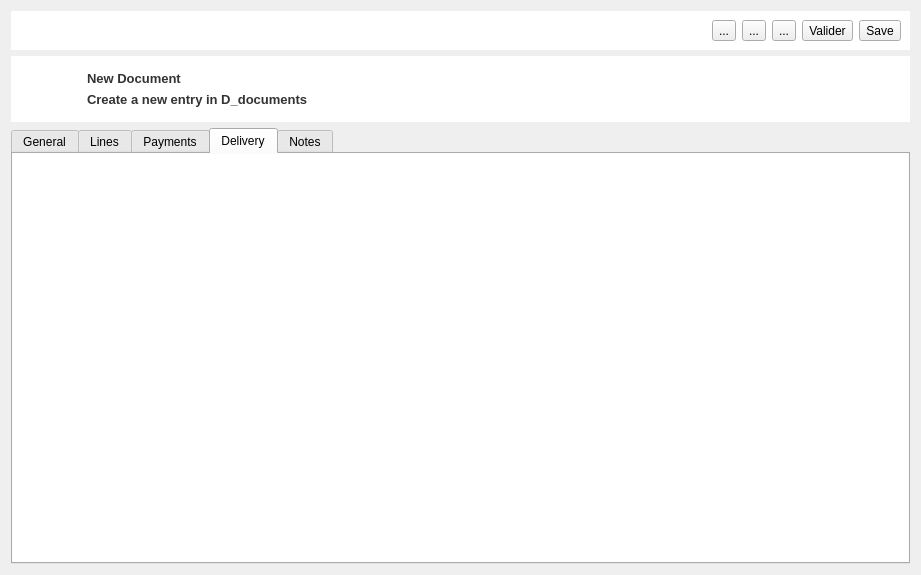
Qt form modules/ventes/nouveau_document.ui (lak-barmajyat/AZENZ-Commercial) before a commit.
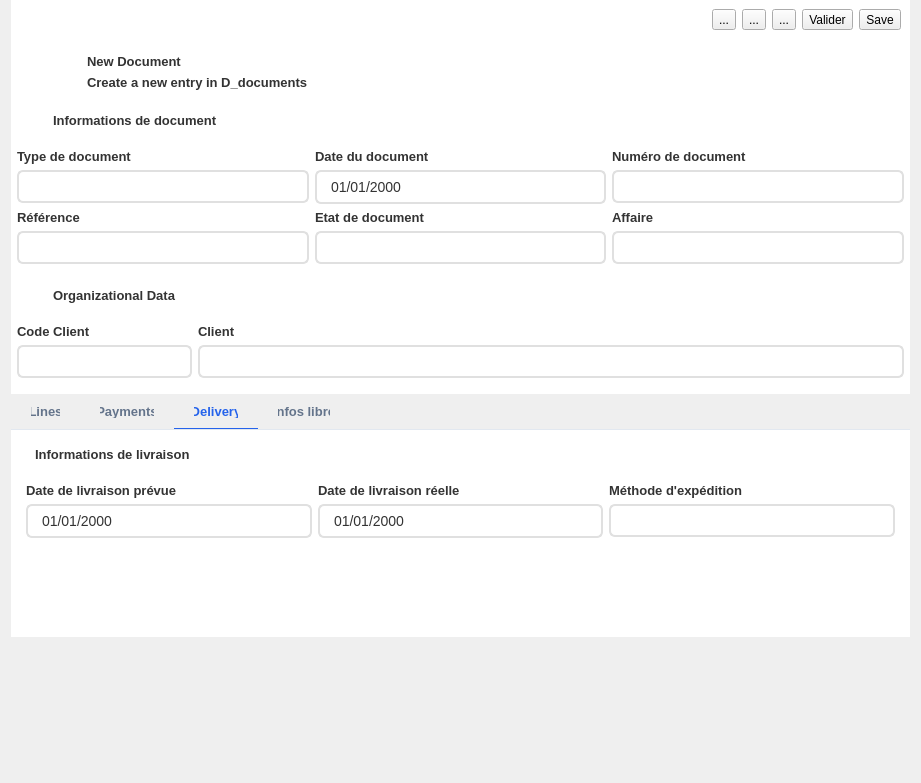
The same form after that commit. The open tabs and pages were chosen to show the change. Icons and pictures are not drawn. Custom widgets are drawn as their Qt base class.

Commit message: nouveau doc'

The edit to the form file:
```diff
--- a/modules/ventes/nouveau_document.ui
+++ b/modules/ventes/nouveau_document.ui
@@ -7,7 +7,7 @@
     <x>0</x>
     <y>0</y>
     <width>921</width>
-    <height>575</height>
+    <height>783</height>
    </rect>
   </property>
   <property name="windowTitle">
@@ -297,7 +297,7 @@
 
 QFrame[class=&quot;card&quot;] {
     background-color: #ffffff;
-    border: 1px solid #eaebf0; /* Soft gray border */
+    border: 2px solid #e2e3e8; /* Soft gray border */
     border-radius: 12px;
 }
 
@@ -557,9 +557,64 @@
     border-bottom-right-radius: 0px;
     border-bottom: 1px solid #e2e8f0; /* Subtle bottom separator line */
 }
+
+
+/* ====================================================
+   1. THE TAB PANE (The container holding the content)
+==================================================== */
+QTabWidget::pane {
+    border: none;                     /* Removes the harsh default box */
+    border-top: 1px solid #e2e8f0;    /* Creates the continuous horizontal line under the tabs */
+    background: transparent;          /* Lets your main background color show through */
+}
+
+/* ====================================================
+   2. THE TABS (Default/Inactive State)
+==================================================== */
+QTabBar::tab {
+    background: transparent;
+    color: #64748b;                   /* Muted slate-gray text */
+    font-size: 13px;
+    font-weight: 500;
+    padding: 10px 20px;               /* Breathing room around the text */
+    border-bottom: 2px solid transparent; /* Invisible border to reserve space */
+    
+    /* CRUCIAL TRICK: Pulls the tab down 1px so its bottom border 
+       perfectly overlaps the pane's top border line */
+    margin-bottom: -1px;              
+}
+
+/* ====================================================
+   3. THE HOVER STATE (When mouse is over an inactive tab)
+==================================================== */
+QTabBar::tab:hover:!selected {
+    color: #1e293b;                   /* Darkens the text */
+    border-bottom: 2px solid #cbd5e1; /* Shows a subtle gray underline preview */
+}
+
+/* ====================================================
+   4. THE SELECTED STATE (The active tab)
+==================================================== */
+QTabBar::tab:selected {
+    color: #2563eb;                   /* Your vibrant primary blue */
+    border-bottom: 2px solid #2563eb; /* The thick blue active underline */
+}
+
+/* Optional: Remove the dotted focus outline when clicked */
+QTabBar:focus {
+    outline: none;
+}
+
+
 </string>
   </property>
   <layout class="QVBoxLayout" name="verticalLayout">
+   <property name="spacing">
+    <number>0</number>
+   </property>
+   <property name="topMargin">
+    <number>0</number>
+   </property>
    <item>
     <widget class="QFrame" name="frame_5">
      <property name="frameShape">
@@ -725,22 +780,6 @@
     </widget>
    </item>
    <item>
-    <widget class="QTabWidget" name="tabWidget">
-     <property name="currentIndex">
-      <number>3</number>
-     </property>
-     <property name="iconSize">
-      <size>
-       <width>16</width>
-       <height>16</height>
-      </size>
-     </property>
-     <widget class="QWidget" name="tab">
-      <attribute name="title">
-       <string>General</string>
-      </attribute>
-      <layout class="QVBoxLayout" name="verticalLayout_2">
-       <item>
         <widget class="QFrame" name="frame">
          <property name="sizePolicy">
           <sizepolicy hsizetype="Preferred" vsizetype="Maximum">
@@ -768,7 +807,7 @@
            <number>0</number>
           </property>
           <property name="bottomMargin">
-           <number>20</number>
+       <number>10</number>
           </property>
           <item>
            <widget class="QFrame" name="frame_2">
@@ -835,7 +874,7 @@
            </widget>
           </item>
           <item>
-           <layout class="QGridLayout" name="gridLayout">
+       <layout class="QGridLayout" name="gridLayout" rowstretch="0,0,0,0">
             <property name="leftMargin">
              <number>6</number>
             </property>
@@ -848,36 +887,25 @@
             <property name="bottomMargin">
              <number>6</number>
             </property>
-            <item row="0" column="0">
-             <widget class="QLabel" name="label">
-              <property name="text">
-               <string>Type de document</string>
-              </property>
-             </widget>
-            </item>
-            <item row="2" column="1">
-             <widget class="QLabel" name="label_5">
-              <property name="text">
-               <string>Numéro de référence</string>
-              </property>
-             </widget>
-            </item>
-            <item row="2" column="0">
-             <widget class="QLabel" name="label_3">
-              <property name="text">
-               <string>Date du document</string>
-              </property>
-             </widget>
-            </item>
-            <item row="0" column="1">
+        <item row="0" column="2">
              <widget class="QLabel" name="label_4">
               <property name="text">
                <string>Numéro de document</string>
               </property>
              </widget>
             </item>
+        <item row="3" column="2">
+         <widget class="QLineEdit" name="AffaireEntry"/>
+        </item>
+        <item row="0" column="1">
+         <widget class="QLabel" name="label_3">
+          <property name="text">
+           <string>Date du document</string>
+          </property>
+         </widget>
+        </item>
             <item row="1" column="0">
-             <widget class="QComboBox" name="comboBox">
+         <widget class="QComboBox" name="TypeDocComboBox">
               <property name="sizePolicy">
                <sizepolicy hsizetype="Expanding" vsizetype="Fixed">
                 <horstretch>0</horstretch>
@@ -886,8 +914,8 @@
               </property>
              </widget>
             </item>
-            <item row="3" column="0">
-             <widget class="QDateEdit" name="dateEdit">
+        <item row="1" column="1">
+         <widget class="QDateEdit" name="DateDocDateEdit">
               <property name="sizePolicy">
                <sizepolicy hsizetype="Expanding" vsizetype="Fixed">
                 <horstretch>0</horstretch>
@@ -902,11 +930,49 @@
               </property>
              </widget>
             </item>
+        <item row="3" column="0">
+         <widget class="QLineEdit" name="ReferenceEntry"/>
+        </item>
+        <item row="2" column="0">
+         <widget class="QLabel" name="label_5">
+          <property name="text">
+           <string>Référence</string>
+          </property>
+         </widget>
+        </item>
+        <item row="1" column="2">
+         <widget class="QLineEdit" name="NumeroDocEntry"/>
+        </item>
+        <item row="0" column="0">
+         <widget class="QLabel" name="label">
+          <property name="text">
+           <string>Type de document</string>
+          </property>
+         </widget>
+        </item>
+        <item row="2" column="1">
+         <widget class="QLabel" name="label_11">
+          <property name="text">
+           <string>Etat de document</string>
+          </property>
+         </widget>
+        </item>
+        <item row="2" column="2">
+         <widget class="QLabel" name="label_12">
+          <property name="text">
+           <string>Affaire</string>
+          </property>
+         </widget>
+        </item>
             <item row="3" column="1">
-             <widget class="QLineEdit" name="lineEdit"/>
-            </item>
-            <item row="1" column="1">
-             <widget class="QLineEdit" name="lineEdit_2"/>
+         <widget class="QComboBox" name="TypeDocComboBox_2">
+          <property name="sizePolicy">
+           <sizepolicy hsizetype="Expanding" vsizetype="Fixed">
+            <horstretch>0</horstretch>
+            <verstretch>0</verstretch>
+           </sizepolicy>
+          </property>
+         </widget>
             </item>
            </layout>
           </item>
@@ -941,7 +1007,7 @@
            <number>0</number>
           </property>
           <property name="bottomMargin">
-           <number>20</number>
+       <number>10</number>
           </property>
           <item>
            <widget class="QFrame" name="frame_4">
@@ -1008,7 +1074,7 @@
            </widget>
           </item>
           <item>
-           <layout class="QGridLayout" name="gridLayout_2">
+       <layout class="QGridLayout" name="gridLayout_2" columnstretch="0,0,0">
             <property name="leftMargin">
              <number>6</number>
             </property>
@@ -1021,47 +1087,30 @@
             <property name="bottomMargin">
              <number>6</number>
             </property>
-            <item row="0" column="0">
-             <widget class="QLabel" name="label_8">
-              <property name="text">
-               <string>Code Client</string>
-              </property>
-             </widget>
-            </item>
-            <item row="0" column="1">
+        <item row="0" column="2">
              <widget class="QLabel" name="label_13">
               <property name="text">
                <string>Client</string>
               </property>
              </widget>
             </item>
-            <item row="1" column="1">
-             <widget class="QComboBox" name="comboBox_5">
-              <property name="sizePolicy">
-               <sizepolicy hsizetype="Expanding" vsizetype="Fixed">
-                <horstretch>0</horstretch>
-                <verstretch>0</verstretch>
-               </sizepolicy>
-              </property>
-             </widget>
-            </item>
-            <item row="1" column="0">
-             <widget class="QComboBox" name="comboBox_3">
-              <property name="sizePolicy">
-               <sizepolicy hsizetype="Expanding" vsizetype="Fixed">
-                <horstretch>0</horstretch>
-                <verstretch>0</verstretch>
-               </sizepolicy>
-              </property>
-             </widget>
-            </item>
             <item row="1" column="2">
-             <widget class="QLineEdit" name="lineEdit_4"/>
-            </item>
-            <item row="0" column="2">
-             <widget class="QLabel" name="label_11">
+         <widget class="SearchLineEdit" name="ClientEntry"/>
+        </item>
+        <item row="1" column="1">
+         <widget class="QLineEdit" name="CodeClientEntry">
+          <property name="maximumSize">
+           <size>
+            <width>175</width>
+            <height>16777215</height>
+           </size>
+          </property>
+         </widget>
+        </item>
+        <item row="0" column="1">
+         <widget class="QLabel" name="label_8">
               <property name="text">
-               <string>ICE</string>
+           <string>Code Client</string>
               </property>
              </widget>
             </item>
@@ -1071,27 +1120,51 @@
         </widget>
        </item>
        <item>
-        <spacer name="verticalSpacer">
-         <property name="orientation">
-          <enum>Qt::Vertical</enum>
-         </property>
-         <property name="sizeHint" stdset="0">
+    <widget class="QTabWidget" name="tabWidget">
+     <property name="tabPosition">
+      <enum>QTabWidget::North</enum>
+     </property>
+     <property name="tabShape">
+      <enum>QTabWidget::Rounded</enum>
+     </property>
+     <property name="currentIndex">
+      <number>3</number>
+     </property>
+     <property name="iconSize">
           <size>
-           <width>20</width>
-           <height>40</height>
-          </size>
-         </property>
-        </spacer>
-       </item>
-      </layout>
-     </widget>
+       <width>31</width>
+       <height>31</height>
+      </size>
+     </property>
+     <property name="elideMode">
+      <enum>Qt::ElideNone</enum>
+     </property>
+     <property name="documentMode">
+      <bool>false</bool>
+     </property>
+     <property name="tabsClosable">
+      <bool>false</bool>
+     </property>
+     <property name="movable">
+      <bool>false</bool>
+     </property>
+     <property name="tabBarAutoHide">
+      <bool>false</bool>
+     </property>
      <widget class="QWidget" name="tab_2">
       <attribute name="title">
        <string>Lines</string>
       </attribute>
       <layout class="QVBoxLayout" name="verticalLayout_6">
        <item>
-        <widget class="DocumentLinesWidget" name="DocumentLines" native="true"/>
+        <widget class="DocumentLinesWidget" name="DocumentLines" native="true">
+         <property name="sizePolicy">
+          <sizepolicy hsizetype="Expanding" vsizetype="Expanding">
+           <horstretch>0</horstretch>
+           <verstretch>0</verstretch>
+          </sizepolicy>
+         </property>
+        </widget>
        </item>
       </layout>
      </widget>
@@ -1099,18 +1172,323 @@
       <attribute name="title">
        <string>Payments</string>
       </attribute>
+      <layout class="QVBoxLayout" name="verticalLayout_2">
+       <item>
+        <widget class="DocumentLinesWidget" name="PaimentsLines" native="true">
+         <property name="sizePolicy">
+          <sizepolicy hsizetype="Expanding" vsizetype="Expanding">
+           <horstretch>0</horstretch>
+           <verstretch>0</verstretch>
+          </sizepolicy>
+         </property>
+        </widget>
+       </item>
+      </layout>
      </widget>
      <widget class="QWidget" name="tab_4">
       <attribute name="title">
        <string>Delivery</string>
       </attribute>
+      <layout class="QVBoxLayout" name="verticalLayout_8">
+       <item>
+        <widget class="QFrame" name="frame_7">
+         <property name="sizePolicy">
+          <sizepolicy hsizetype="Preferred" vsizetype="Maximum">
+           <horstretch>0</horstretch>
+           <verstretch>0</verstretch>
+          </sizepolicy>
+         </property>
+         <property name="frameShape">
+          <enum>QFrame::StyledPanel</enum>
+         </property>
+         <property name="frameShadow">
+          <enum>QFrame::Raised</enum>
+         </property>
+         <property name="class" stdset="0">
+          <string>card</string>
+         </property>
+         <layout class="QVBoxLayout" name="verticalLayout_7">
+          <property name="leftMargin">
+           <number>0</number>
+          </property>
+          <property name="topMargin">
+           <number>0</number>
+          </property>
+          <property name="rightMargin">
+           <number>0</number>
+          </property>
+          <property name="bottomMargin">
+           <number>10</number>
+          </property>
+          <item>
+           <widget class="QFrame" name="frame_8">
+            <property name="sizePolicy">
+             <sizepolicy hsizetype="Preferred" vsizetype="Expanding">
+              <horstretch>0</horstretch>
+              <verstretch>0</verstretch>
+             </sizepolicy>
+            </property>
+            <property name="maximumSize">
+             <size>
+              <width>16777215</width>
+              <height>40</height>
+             </size>
+            </property>
+            <property name="frameShape">
+             <enum>QFrame::StyledPanel</enum>
+            </property>
+            <property name="frameShadow">
+             <enum>QFrame::Raised</enum>
+            </property>
+            <property name="class" stdset="0">
+             <string>header</string>
+            </property>
+            <layout class="QHBoxLayout" name="horizontalLayout_5">
+             <property name="spacing">
+              <number>7</number>
+             </property>
+             <property name="leftMargin">
+              <number>15</number>
+             </property>
+             <property name="topMargin">
+              <number>8</number>
+             </property>
+             <item>
+              <widget class="QLabel" name="label_14">
+               <property name="text">
+                <string>Informations de livraison</string>
+               </property>
+              </widget>
+             </item>
+            </layout>
+           </widget>
+          </item>
+          <item>
+           <layout class="QGridLayout" name="gridLayout_3" columnstretch="0,0,0,0">
+            <property name="leftMargin">
+             <number>6</number>
+            </property>
+            <property name="topMargin">
+             <number>6</number>
+            </property>
+            <property name="rightMargin">
+             <number>6</number>
+            </property>
+            <property name="bottomMargin">
+             <number>6</number>
+            </property>
+            <item row="1" column="1">
+             <widget class="QDateEdit" name="DateDocDateEdit_2">
+              <property name="sizePolicy">
+               <sizepolicy hsizetype="Expanding" vsizetype="Fixed">
+                <horstretch>0</horstretch>
+                <verstretch>0</verstretch>
+               </sizepolicy>
+              </property>
+              <property name="displayFormat">
+               <string>MM/dd/yyyy</string>
+              </property>
+              <property name="calendarPopup">
+               <bool>true</bool>
+              </property>
+             </widget>
+            </item>
+            <item row="0" column="3">
+             <widget class="QLabel" name="label_15">
+              <property name="text">
+               <string>Méthode d'expédition</string>
+              </property>
+             </widget>
+            </item>
+            <item row="1" column="3">
+             <widget class="QLineEdit" name="ClientEntry_2"/>
+            </item>
+            <item row="0" column="1">
+             <widget class="QLabel" name="label_16">
+              <property name="text">
+               <string>Date de livraison prévue</string>
+              </property>
+             </widget>
+            </item>
+            <item row="0" column="2">
+             <widget class="QLabel" name="label_20">
+              <property name="text">
+               <string>Date de livraison réelle</string>
+              </property>
+             </widget>
+            </item>
+            <item row="1" column="2">
+             <widget class="QDateEdit" name="DateDocDateEdit_3">
+              <property name="sizePolicy">
+               <sizepolicy hsizetype="Expanding" vsizetype="Fixed">
+                <horstretch>0</horstretch>
+                <verstretch>0</verstretch>
+               </sizepolicy>
+              </property>
+              <property name="displayFormat">
+               <string>MM/dd/yyyy</string>
+              </property>
+              <property name="calendarPopup">
+               <bool>true</bool>
+              </property>
+             </widget>
+            </item>
+           </layout>
+          </item>
+         </layout>
+        </widget>
+       </item>
+       <item>
+        <spacer name="verticalSpacer">
+         <property name="orientation">
+          <enum>Qt::Vertical</enum>
+         </property>
+         <property name="sizeHint" stdset="0">
+          <size>
+           <width>20</width>
+           <height>40</height>
+          </size>
+         </property>
+        </spacer>
+       </item>
+      </layout>
      </widget>
      <widget class="QWidget" name="tab_5">
       <attribute name="title">
-       <string>Notes</string>
+       <string>Infos libre</string>
       </attribute>
-     </widget>
-    </widget>
+      <layout class="QVBoxLayout" name="verticalLayout_9">
+       <item>
+        <layout class="QGridLayout" name="gridLayout_4">
+         <property name="leftMargin">
+          <number>6</number>
+         </property>
+         <property name="topMargin">
+          <number>6</number>
+         </property>
+         <property name="rightMargin">
+          <number>6</number>
+         </property>
+         <property name="bottomMargin">
+          <number>6</number>
+         </property>
+         <property name="verticalSpacing">
+          <number>6</number>
+         </property>
+         <item row="1" column="0">
+          <widget class="QLineEdit" name="lineEdit_2"/>
+         </item>
+         <item row="5" column="0">
+          <widget class="QLineEdit" name="lineEdit_5"/>
+         </item>
+         <item row="5" column="1">
+          <widget class="QLineEdit" name="lineEdit_6"/>
+         </item>
+         <item row="2" column="0">
+          <widget class="QLabel" name="label_19">
+           <property name="sizePolicy">
+            <sizepolicy hsizetype="Maximum" vsizetype="Maximum">
+             <horstretch>0</horstretch>
+             <verstretch>0</verstretch>
+            </sizepolicy>
+           </property>
+           <property name="text">
+            <string>Key</string>
+           </property>
+          </widget>
+         </item>
+         <item row="3" column="0">
+          <widget class="QLineEdit" name="lineEdit_3"/>
+         </item>
+         <item row="1" column="1">
+          <widget class="QLineEdit" name="lineEdit"/>
+         </item>
+         <item row="3" column="1">
+          <widget class="QLineEdit" name="lineEdit_4"/>
+         </item>
+         <item row="0" column="0">
+          <widget class="QLabel" name="label_17">
+           <property name="sizePolicy">
+            <sizepolicy hsizetype="Maximum" vsizetype="Maximum">
+             <horstretch>0</horstretch>
+             <verstretch>0</verstretch>
+            </sizepolicy>
+           </property>
+           <property name="text">
+            <string>Key</string>
+           </property>
+          </widget>
+         </item>
+         <item row="0" column="1">
+          <widget class="QLabel" name="label_18">
+           <property name="sizePolicy">
+            <sizepolicy hsizetype="Maximum" vsizetype="Maximum">
+             <horstretch>0</horstretch>
+             <verstretch>0</verstretch>
+            </sizepolicy>
+           </property>
+           <property name="text">
+            <string>Value</string>
+           </property>
+          </widget>
+         </item>
+         <item row="4" column="0">
+          <widget class="QLabel" name="label_21">
+           <property name="sizePolicy">
+            <sizepolicy hsizetype="Maximum" vsizetype="Maximum">
+             <horstretch>0</horstretch>
+             <verstretch>0</verstretch>
+            </sizepolicy>
+           </property>
+           <property name="text">
+            <string>Key</string>
+           </property>
+          </widget>
+         </item>
+         <item row="4" column="1">
+          <widget class="QLabel" name="label_22">
+           <property name="sizePolicy">
+            <sizepolicy hsizetype="Maximum" vsizetype="Maximum">
+             <horstretch>0</horstretch>
+             <verstretch>0</verstretch>
+            </sizepolicy>
+           </property>
+           <property name="text">
+            <string>Key</string>
+           </property>
+          </widget>
+         </item>
+         <item row="2" column="1">
+          <widget class="QLabel" name="label_23">
+           <property name="sizePolicy">
+            <sizepolicy hsizetype="Maximum" vsizetype="Maximum">
+             <horstretch>0</horstretch>
+             <verstretch>0</verstretch>
+            </sizepolicy>
+           </property>
+           <property name="text">
+            <string>Key</string>
+           </property>
+          </widget>
+         </item>
+        </layout>
+       </item>
+      </layout>
+     </widget>
+    </widget>
+   </item>
+   <item>
+    <spacer name="verticalSpacer_2">
+     <property name="orientation">
+      <enum>Qt::Vertical</enum>
+     </property>
+     <property name="sizeHint" stdset="0">
+      <size>
+       <width>20</width>
+       <height>40</height>
+      </size>
+     </property>
+    </spacer>
    </item>
   </layout>
  </widget>
@@ -1121,6 +1499,11 @@
    <header>ui_utils.widgets.document_lines.document_lines_widget</header>
    <container>1</container>
   </customwidget>
+  <customwidget>
+   <class>SearchLineEdit</class>
+   <extends>QLineEdit</extends>
+   <header>ui_utils.widgets.search_line_edit</header>
+  </customwidget>
  </customwidgets>
  <resources>
   <include location="../../resources/resources.qrc"/>
```
Lines whose indentation alone changed are shown as unchanged. The commit also changes 6 other files.
